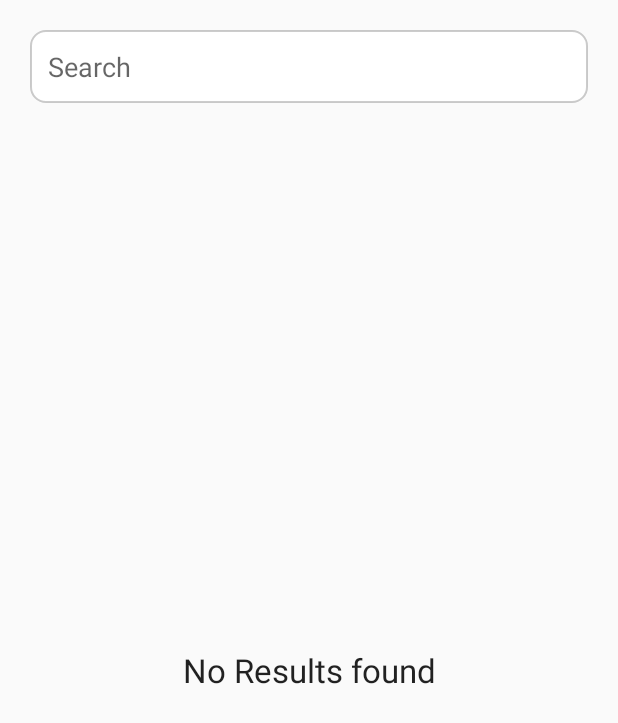
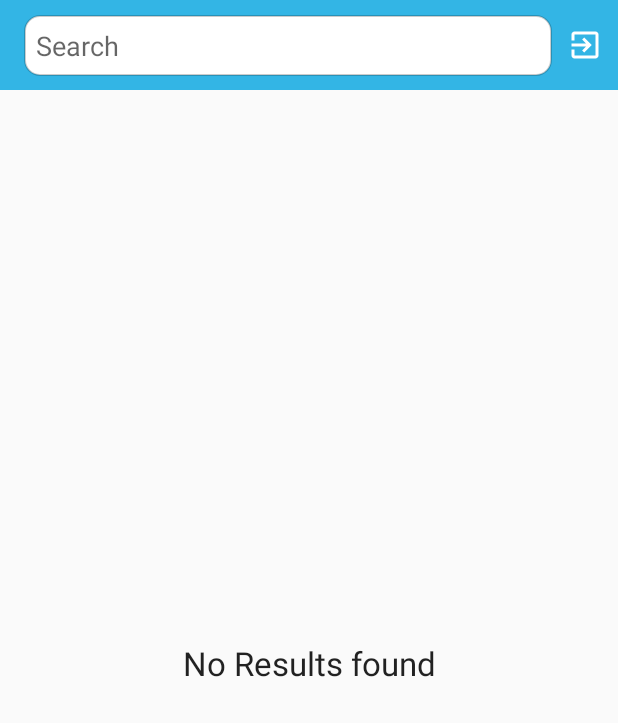
Before and after one commit to grahul2019/githubclient_assignment, an Android app: the layout activity_main.xml on its own in the app's theme, with its tools: preview values and no code run, on a phone screen of 412 x 824 dp. Shown: the top 723 px of the screen. Run offline under Robolectric (Android 15) with nearby library versions, the phone set to English and light mode, and no system bars.

Commit message:
Handle Logout Functionality

```diff
--- a/app/src/main/java/com/example/githubassignment/ui/home/activity/HomeActivity.kt
+++ b/app/src/main/java/com/example/githubassignment/ui/home/activity/HomeActivity.kt
@@ -11,6 +11,8 @@ import com.example.githubassignment.data.models.DBRepository
 import com.example.githubassignment.databinding.ActivityMainBinding
 import com.example.githubassignment.ui.base.activities.BaseActivity
 import com.example.githubassignment.ui.home.viewmodels.HomeViewModel
+import com.example.githubassignment.ui.login.LoginActivity
+import com.example.githubassignment.ui.splash.activity.SplashActivity
 import com.example.githubassignment.utils.toast
 import java.lang.ref.WeakReference
 
@@ -64,6 +66,13 @@ class HomeActivity : BaseActivity<HomeViewModel,ActivityMainBinding>(HomeViewMod
         setupSearch()
     }
 
+    override fun initListeners() {
+        super.initListeners()
+        getBinding()?.ivLogout?.setOnClickListener {
+            LoginActivity.newInstance(WeakReference(this))
+        }
+    }
+
     override fun observeViewModel() {
         viewModel.apply {
             repos.observe(this@HomeActivity) { repoList ->
--- a/app/src/main/java/com/example/githubassignment/ui/login/LoginActivity.kt
+++ b/app/src/main/java/com/example/githubassignment/ui/login/LoginActivity.kt
@@ -14,8 +14,6 @@ class LoginActivity : BaseActivity<LoginViewModel,ActivityLoginBinding>(
     override fun getViewBinding(): ActivityLoginBinding = ActivityLoginBinding.inflate(layoutInflater)
 
     override fun initListeners() {
-
-
         getBinding()?.apply {
             btnLogin.setOnClickListener {
                 val username = etUsername.text.toString().trim().takeIf { it.isNotBlank() } ?: run {
--- a/app/src/main/java/com/example/githubassignment/ui/splash/activity/SplashActivity.kt
+++ b/app/src/main/java/com/example/githubassignment/ui/splash/activity/SplashActivity.kt
@@ -1,5 +1,7 @@
 package com.example.githubassignment.ui.splash.activity
 
+import android.content.Context
+import android.content.Intent
 import com.example.githubassignment.databinding.ActivitySplashBinding
 import com.example.githubassignment.ui.base.activities.BaseActivity
 import com.example.githubassignment.ui.home.activity.HomeActivity
@@ -42,4 +44,11 @@ class SplashActivity : BaseActivity<SplashViewModel, ActivitySplashBinding>(
 
     override fun getViewBinding(): ActivitySplashBinding  = ActivitySplashBinding.inflate(layoutInflater)
 
+    companion object{
+        fun newInstance(weakReference:WeakReference<Context>) =  Intent(
+            weakReference.get(),
+            SplashActivity::class.java
+        )
+    }
+
 }
--- /dev/null
+++ b/app/src/main/res/drawable/ic_logout.xml
@@ -0,0 +1,10 @@
+<vector xmlns:android="http://schemas.android.com/apk/res/android"
+    android:width="24dp"
+    android:height="24dp"
+    android:viewportWidth="24"
+    android:viewportHeight="24"
+    android:tint="?attr/colorControlNormal">
+  <path
+      android:fillColor="@android:color/white"
+      android:pathData="M10.09,15.59L11.5,17l5,-5 -5,-5 -1.41,1.41L12.67,11H3v2h9.67l-2.58,2.59zM19,3H5c-1.11,0 -2,0.9 -2,2v4h2V5h14v14H5v-4H3v4c0,1.1 0.89,2 2,2h14c1.1,0 2,-0.9 2,-2V5c0,-1.1 -0.9,-2 -2,-2z"/>
+</vector>
--- a/app/src/main/res/layout/activity_main.xml
+++ b/app/src/main/res/layout/activity_main.xml
@@ -6,24 +6,48 @@
     android:layout_height="match_parent"
     >
 
+    <androidx.appcompat.widget.Toolbar
+        android:id="@+id/toolbar"
+        android:layout_width="match_parent"
+        android:layout_height="60dp"
+        app:layout_constraintTop_toTopOf="parent"
+        app:layout_constraintStart_toStartOf="parent"
+        app:layout_constraintEnd_toEndOf="parent"
+        android:background="@android:color/holo_blue_light">
+
+        <androidx.constraintlayout.widget.ConstraintLayout
+            android:layout_width="match_parent"
+            android:layout_height="match_parent">
             <androidx.appcompat.widget.AppCompatEditText
                 android:id="@+id/et_search_repo"
                 android:layout_width="0dp"
                 android:layout_height="wrap_content"
-        android:layout_marginStart="20dp"
-        android:layout_marginTop="20dp"
-        android:layout_marginEnd="20dp"
                 android:hint="Search"
-        android:padding="12dp"
+                android:padding="8dp"
                 android:background="@drawable/bg_edit_text"
                 android:imeOptions="actionSearch"
                 android:inputType="text"
                 android:maxLength="50"
                 android:maxLines="1"
                 android:singleLine="true"
+                app:layout_constraintStart_toStartOf="parent"
+                app:layout_constraintEnd_toStartOf="@id/iv_logout"
+                app:layout_constraintTop_toTopOf="parent"
+                app:layout_constraintBottom_toBottomOf="parent"/>
+
+            <androidx.appcompat.widget.AppCompatImageView
+                android:id="@+id/iv_logout"
+                android:layout_width="wrap_content"
+                android:layout_height="wrap_content"
                 app:layout_constraintEnd_toEndOf="parent"
-        app:layout_constraintStart_toStartOf="parent"
-        app:layout_constraintTop_toTopOf="parent" />
+                app:layout_constraintStart_toEndOf="@id/et_search_repo"
+                app:srcCompat="@drawable/ic_logout"
+                android:padding="10dp"
+                android:tint="@android:color/white"
+                app:layout_constraintTop_toTopOf="parent"
+                app:layout_constraintBottom_toBottomOf="parent"/>
+        </androidx.constraintlayout.widget.ConstraintLayout>
+    </androidx.appcompat.widget.Toolbar>
 
     <androidx.recyclerview.widget.RecyclerView
         android:id="@+id/rv_repos"
@@ -35,7 +59,7 @@
         app:layout_constraintBottom_toBottomOf="parent"
         app:layout_constraintEnd_toEndOf="parent"
         app:layout_constraintStart_toStartOf="parent"
-        app:layout_constraintTop_toBottomOf="@+id/et_search_repo" />
+        app:layout_constraintTop_toBottomOf="@+id/toolbar" />
 
     <androidx.appcompat.widget.AppCompatTextView
         android:id="@+id/tv_no_results"
@@ -48,6 +72,6 @@
         app:layout_constraintBottom_toBottomOf="parent"
         app:layout_constraintEnd_toEndOf="parent"
         app:layout_constraintStart_toStartOf="parent"
-        app:layout_constraintTop_toBottomOf="@id/et_search_repo" />
+        app:layout_constraintTop_toBottomOf="@id/toolbar" />
 
 </androidx.constraintlayout.widget.ConstraintLayout>
--- a/app/src/main/res/layout/item_repository.xml
+++ b/app/src/main/res/layout/item_repository.xml
@@ -74,6 +74,7 @@
         android:layout_width="wrap_content"
         android:layout_height="wrap_content"
         android:padding="15dp"
+        android:tint="@android:color/holo_blue_light"
         app:layout_constraintEnd_toEndOf="parent"
         app:layout_constraintTop_toBottomOf="@id/tvNameContent"
         app:srcCompat="@drawable/ic_unfavorite" />
```
Lines whose indentation alone changed are shown as unchanged.
